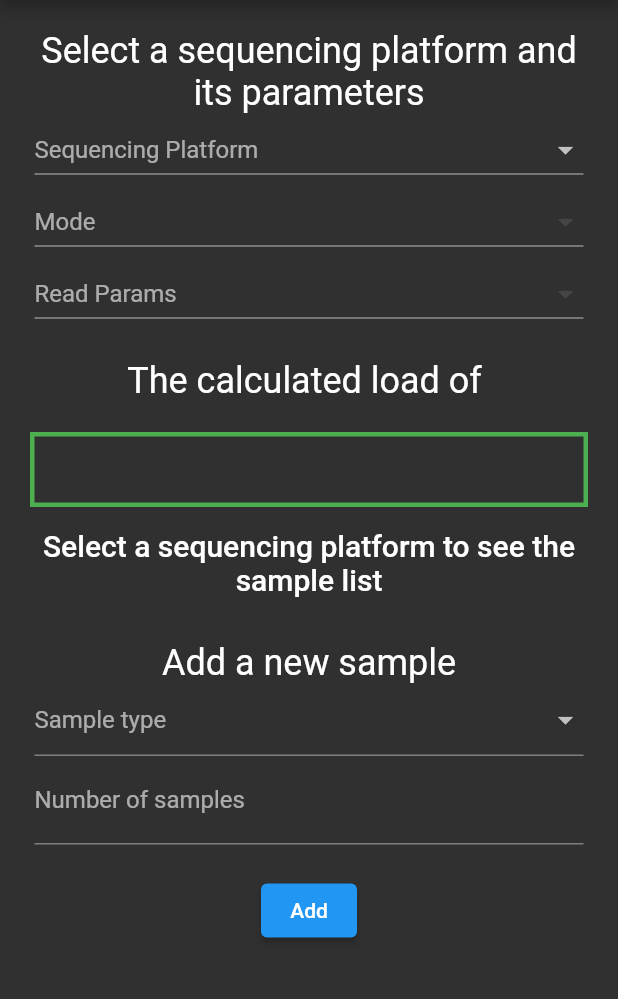
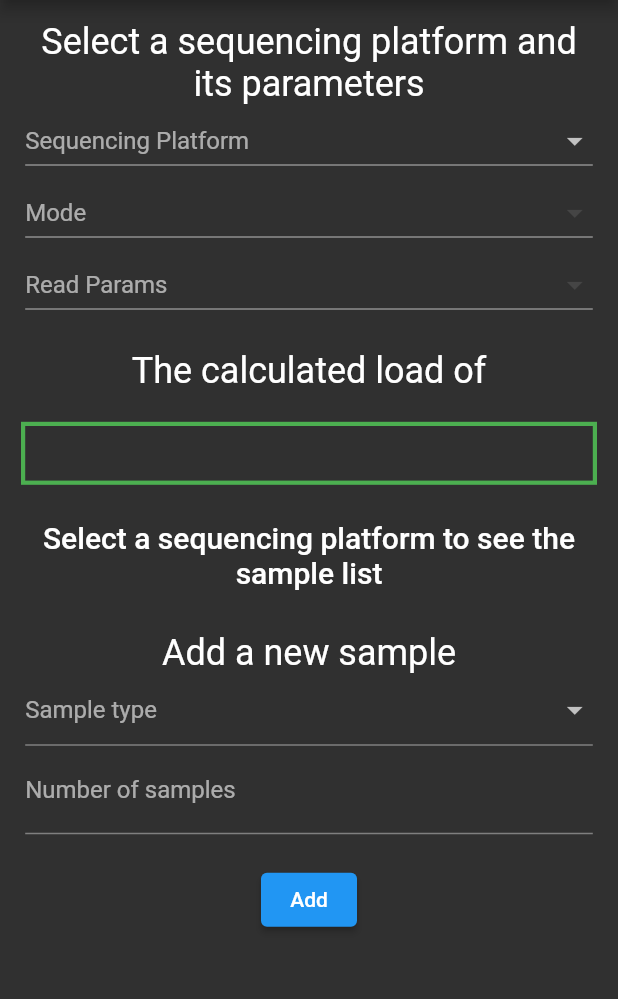
Before and after one commit to vogdb/ngs-run-calculator-flutter, a Flutter app: the screen it shows after launch, on a phone screen of 412 x 824 dp, the part 84-1083 px from its top. Run offline on Flutter 3.47's test engine with Material 2 defaults, Android fonts, the light colour scheme and no system bars.

Commit message:
Introduce a relative size as CSS em

```diff
--- a/lib/main.dart
+++ b/lib/main.dart
@@ -2,6 +2,7 @@ import 'package:provider/provider.dart';
 import 'package:flutter/material.dart';
 import './models/seq_platform.dart';
 import './models/sample.dart';
+import './widgets/em.dart';
 import './widgets/seq_platform.dart';
 import './widgets/sample_load_bar.dart';
 import './widgets/sample_list.dart';
@@ -28,7 +29,7 @@ class CalculatorApp extends StatelessWidget {
               appBar: AppBar(title: const Text('NGS Run Calculator')),
               // Cant use ListView due to https://github.com/flutter/flutter/issues/88762
               body: SingleChildScrollView(
-                padding: const EdgeInsets.all(20),
+                padding: EdgeInsets.all(em(context, 1, 16)),
                 child: Column(
                   children: const <Widget>[
                     SelectSeqPlatform(),
--- a/lib/widgets/add_sample.dart
+++ b/lib/widgets/add_sample.dart
@@ -3,6 +3,7 @@ import 'package:provider/provider.dart';
 import '../models/bp.dart';
 import '../models/sample.dart';
 import '../common/validators.dart';
+import './em.dart';
 import './responsive_layout.dart';
 
 class AddSample extends StatefulWidget {
@@ -25,7 +26,7 @@ class _AddSampleState extends State<AddSample> {
   Widget _buildSampleTypeField(List<SampleType> sampleTypeList) {
     return Flexible(
         child: Padding(
-            padding: const EdgeInsets.symmetric(horizontal: 3),
+            padding: EdgeInsets.symmetric(horizontal: em(context, 0.2, 3)),
             child: DropdownButtonFormField(
               key: const Key('addSampleType'),
               isExpanded: true,
@@ -49,7 +50,7 @@ class _AddSampleState extends State<AddSample> {
   Widget _buildSampleNumField() {
     return Flexible(
         child: Padding(
-            padding: const EdgeInsets.symmetric(horizontal: 3),
+            padding: EdgeInsets.symmetric(horizontal: em(context, 0.2, 3)),
             child: TextFormField(
               key: const Key('addSampleNum'),
               decoration: const InputDecoration(
@@ -67,7 +68,7 @@ class _AddSampleState extends State<AddSample> {
     return Flexible(
         child: Padding(
             key: const Key('addSampleSize'),
-            padding: const EdgeInsets.symmetric(horizontal: 3),
+            padding: EdgeInsets.symmetric(horizontal: em(context, 0.2, 3)),
             child: TextFormField(
               decoration: InputDecoration(
                 labelText: type.sizeLabel ?? 'BP Size',
@@ -83,7 +84,7 @@ class _AddSampleState extends State<AddSample> {
   Widget _buildCoverageField(SampleType type) {
     return Flexible(
         child: Padding(
-            padding: const EdgeInsets.symmetric(horizontal: 3),
+            padding: EdgeInsets.symmetric(horizontal: em(context, 0.2, 3)),
             child: TextFormField(
               key: const Key('addSampleCoverage'),
               decoration: InputDecoration(
@@ -120,7 +121,7 @@ class _AddSampleState extends State<AddSample> {
   @override
   Widget build(BuildContext context) {
     return Padding(
-        padding: const EdgeInsets.only(top: 30),
+        padding: EdgeInsets.only(top: em(context, 2, 30)),
         child: Form(
             key: _formKey,
             child: Column(
@@ -155,7 +156,7 @@ class _AddSampleState extends State<AddSample> {
                       }
                     }),
                 Padding(
-                    padding: const EdgeInsets.only(top: 20),
+                    padding: EdgeInsets.only(top: em(context, 1.4, 20)),
                     child: ElevatedButton(
                       key: const Key('addSample'),
                       onPressed: () {
--- a/lib/widgets/edit_sample.dart
+++ b/lib/widgets/edit_sample.dart
@@ -3,6 +3,7 @@ import 'package:provider/provider.dart';
 import '../models/bp.dart';
 import '../common/validators.dart';
 import '../models/sample.dart';
+import './em.dart';
 import './responsive_layout.dart';
 
 class EditSample extends StatelessWidget {
@@ -17,7 +18,7 @@ class EditSample extends StatelessWidget {
 
     Widget _buildSampleNumField() {
       return Padding(
-          padding: const EdgeInsets.symmetric(horizontal: 3),
+          padding: EdgeInsets.symmetric(horizontal: em(context, 0.2, 3)),
           child: TextFormField(
             key: const Key('editSampleNum'),
             decoration: const InputDecoration(labelText: 'Number of samples'),
@@ -32,7 +33,7 @@ class EditSample extends StatelessWidget {
 
     Widget _buildSampleCoverageField() {
       return Padding(
-          padding: const EdgeInsets.symmetric(horizontal: 3),
+          padding: EdgeInsets.symmetric(horizontal: em(context, 0.2, 3)),
           child: TextFormField(
             key: const Key('editSampleCoverage'),
             decoration: InputDecoration(
@@ -49,7 +50,7 @@ class EditSample extends StatelessWidget {
 
     Widget _buildSampleSizeField() {
       return Padding(
-          padding: const EdgeInsets.symmetric(horizontal: 3),
+          padding: EdgeInsets.symmetric(horizontal: em(context, 0.2, 3)),
           child: TextFormField(
             key: const Key('editSampleSize'),
             decoration: const InputDecoration(labelText: 'Size'),
@@ -65,7 +66,7 @@ class EditSample extends StatelessWidget {
         child: Form(
       key: _formKey,
       child: Padding(
-          padding: const EdgeInsets.all(10),
+          padding: EdgeInsets.all(em(context, 0.6, 10)),
           child: Column(mainAxisSize: MainAxisSize.min, children: [
             Text(
               'Edit a sample of ${sample.type}',
@@ -87,7 +88,7 @@ class EditSample extends StatelessWidget {
                   ],
                 )),
             Padding(
-                padding: const EdgeInsets.only(top: 10),
+                padding: EdgeInsets.only(top: em(context, 0.6, 10)),
                 child: Row(mainAxisAlignment: MainAxisAlignment.spaceEvenly, children: [
                   ElevatedButton(
                     onPressed: () {
--- /dev/null
+++ b/lib/widgets/em.dart
@@ -0,0 +1,7 @@
+import 'package:flutter/material.dart';
+
+/// An analog of CSS em size. Calculate em size in pixels
+double em(BuildContext context, double em, double px) {
+  var fontSize = Theme.of(context).textTheme.bodyLarge?.fontSize;
+  return fontSize != null ? (fontSize * em) : px;
+}
--- a/lib/widgets/sample_list.dart
+++ b/lib/widgets/sample_list.dart
@@ -3,6 +3,7 @@ import 'package:provider/provider.dart';
 import '../common/calculate.dart';
 import '../models/sample.dart';
 import '../models/seq_platform.dart';
+import './em.dart';
 import './edit_sample.dart';
 import './responsive_layout.dart';
 
@@ -84,7 +85,7 @@ class SampleList extends StatelessWidget {
     var seqParams = Provider.of<SelectedSeqPlatform>(context).params;
     if (seqParams == null) {
       return SizedBox(
-          height: 60,
+          height: em(context, 5, 60),
           child: Align(
               alignment: Alignment.bottomCenter,
               child: Text(
@@ -97,7 +98,7 @@ class SampleList extends StatelessWidget {
     var samples = Provider.of<SelectedSamples>(context);
     return Padding(
         key: const Key('sampleList'),
-        padding: const EdgeInsets.only(top: 20),
+        padding: EdgeInsets.only(top: em(context, 1.4, 20)),
         child: ResponsiveLayout(
             wide: Table(
                 defaultVerticalAlignment: TableCellVerticalAlignment.middle,
--- a/lib/widgets/sample_load_bar.dart
+++ b/lib/widgets/sample_load_bar.dart
@@ -3,6 +3,7 @@ import 'package:provider/provider.dart';
 import '../models/sample.dart';
 import '../models/seq_platform.dart';
 import '../common/calculate.dart';
+import './em.dart';
 
 int _cumulativeSum(Iterable<int> array) {
   return array.isEmpty ? 0 : array.reduce((v, e) => v + e);
@@ -43,14 +44,18 @@ class SampleLoadBar extends StatelessWidget {
     }
     return Column(children: [
       Padding(
-          padding: const EdgeInsets.only(top: 20, bottom: 20),
-          child: Text('The calculated load of ${selectedSeqPlatform.params?.yield ?? ''}',
-              style: Theme.of(context).textTheme.headline5,)),
+          padding: EdgeInsets.symmetric(vertical: em(context, 1.4, 20)),
+          child: Text(
+            'The calculated load of ${selectedSeqPlatform.params?.yield ?? ''}',
+            style: Theme.of(context).textTheme.headline5,
+            textAlign: TextAlign.center,
+          )),
       SizedBox(
-          height: 50,
+          height: em(context, 3, 50),
           child: DecoratedBox(
               decoration: BoxDecoration(
-                border: Border.all(color: _calcBorderColor(samplesLoads.values), width: 3),
+                border: Border.all(
+                    color: _calcBorderColor(samplesLoads.values), width: em(context, 0.2, 3)),
               ),
               position: DecorationPosition.foreground,
               child: Stack(children: [
--- a/lib/widgets/seq_platform.dart
+++ b/lib/widgets/seq_platform.dart
@@ -1,6 +1,7 @@
 import 'package:flutter/material.dart';
 import 'package:provider/provider.dart';
 import '../models/seq_platform.dart';
+import './em.dart';
 import './responsive_layout.dart';
 
 class SelectSeqPlatform extends StatelessWidget {
@@ -17,7 +18,7 @@ class SelectSeqPlatform extends StatelessWidget {
     return [
       Flexible(
           child: Padding(
-              padding: const EdgeInsets.symmetric(horizontal: 3),
+              padding: EdgeInsets.symmetric(horizontal: em(context, 0.2, 3)),
               child: DropdownButton(
                 key: const Key('selectSeqPlatform'),
                 isExpanded: true,
@@ -35,7 +36,7 @@ class SelectSeqPlatform extends StatelessWidget {
               ))),
       Flexible(
           child: Padding(
-              padding: const EdgeInsets.symmetric(horizontal: 3),
+              padding: EdgeInsets.symmetric(horizontal: em(context, 0.2, 3)),
               child: DropdownButton(
                 key: const Key('selectSeqPlatformMode'),
                 isExpanded: true,
@@ -53,7 +54,7 @@ class SelectSeqPlatform extends StatelessWidget {
               ))),
       Flexible(
           child: Padding(
-              padding: const EdgeInsets.symmetric(horizontal: 3),
+              padding: EdgeInsets.symmetric(horizontal: em(context, 0.2, 3)),
               child: DropdownButton(
                 key: const Key('selectSeqPlatformParams'),
                 isExpanded: true,
```
